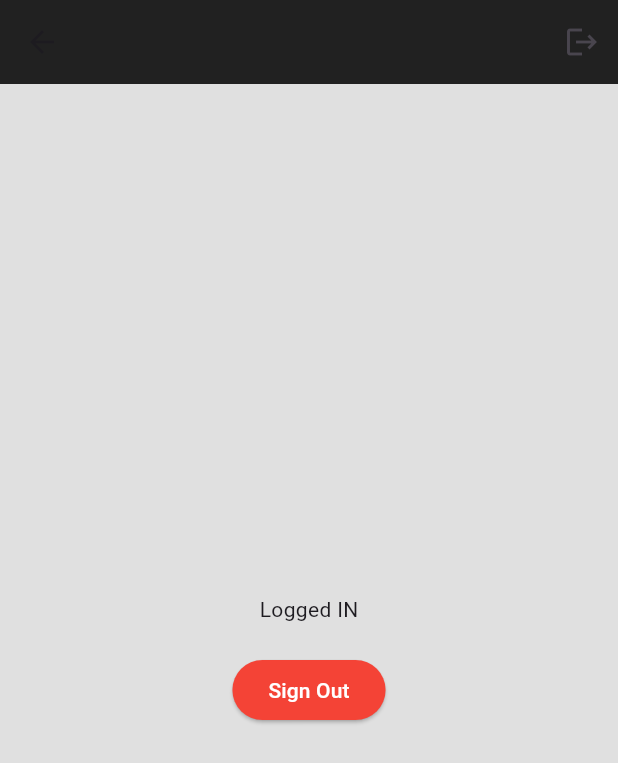
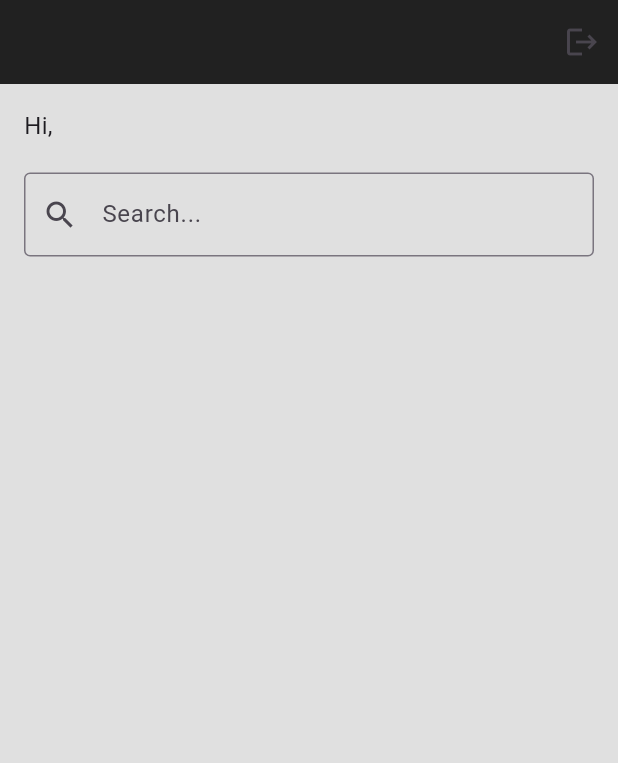
Before and after one commit to jennykim515/El-Pueblo-Del-Rio, a Flutter app: the AuthPage screen opened directly, after a tap on the "logout" icon, on a phone screen of 412 x 824 dp. Shown: the top 763 px of the screen. Run offline on Flutter 3.47's test engine with Material 3 defaults, Android fonts, the phone set to English and light mode, and no system bars; our stand-ins replace cloud_firestore, firebase_auth, firebase_core, shared_preferences; accounts and stored records are empty.

Commit message:
modify login/auth services to fit folder structure

```diff
--- /dev/null
+++ b/lib/controllers/firebaseAuthService.dart
@@ -0,0 +1,77 @@
+import 'package:firebase_auth/firebase_auth.dart';
+import 'package:cloud_firestore/cloud_firestore.dart';
+import '../models/user.dart';
+
+class FirebaseAuthService {
+  final FirebaseAuth _auth = FirebaseAuth.instance;
+  final FirebaseFirestore _firestore = FirebaseFirestore.instance;
+
+  // sign up method
+  Future<AppUser?> signUpWithEmailAndPassword(String email, String password, String name) async {
+    try {
+      UserCredential credential = await _auth.createUserWithEmailAndPassword(email: email, password: password);
+
+      // Create a user document in Firestore
+      await _firestore.collection('users').doc(credential.user!.uid).set({
+        'username': email, // You can use email as username or create one separately
+        'passwordHash': password, // WARNING: Storing passwords in plaintext is not recommended for production apps
+        'name': name,
+        'email': email,
+        'userType': 0, // Default user type (0: community member)
+        // Add other user information fields as needed
+      });
+
+      // Return an AppUser instance
+      return AppUser(
+        username: email,
+        passwordHash: password,
+        name: name,
+        email: email,
+        userType: 0,
+      );
+    } catch(e) {
+      print(e);
+      return null;
+    }
+  }
+
+  Future<AppUser?> fetchUserDetails() async {
+    try {
+      User? currentUser = FirebaseAuth.instance.currentUser;
+
+      if (currentUser != null) {
+        DocumentSnapshot<Map<String, dynamic>> userSnapshot = await FirebaseFirestore.instance
+            .collection('users')
+            .doc(currentUser.uid)
+            .get();
+
+        if (userSnapshot.exists) {
+          return AppUser.fromJson(userSnapshot.data()!);
+        } else {
+          // User document does not exist
+          print('User document does not exist');
+          return null;
+        }
+      } else {
+        // Current user is null
+        print('Current user is null');
+        return null;
+      }
+    } catch (e) {
+      // Error occurred while fetching user details
+      print('Error fetching user details: $e');
+      return null;
+    }
+  }
+
+
+  // sign in method
+  Future<AppUser?> signInWithEmailAndPassword(String email, String password) async {
+    try {
+      return fetchUserDetails();
+    } catch(e) {
+      print("Some error occurred");
+    }
+    return null;
+  }
+}
--- /dev/null
+++ b/lib/models/user.dart
@@ -0,0 +1,37 @@
+class AppUser {
+  String? username;
+  String? passwordHash;
+  String? name;
+  String? email;
+  int? userType; // 0: community member, 1: police officer
+
+  AppUser({
+    this.username,
+    this.passwordHash,
+    this.name,
+    this.email,
+    this.userType,
+  });
+
+  // Factory constructor to create a User instance from a map
+  factory AppUser.fromJson(Map<String, dynamic> json) {
+    return AppUser(
+      username: json['username'],
+      passwordHash: json['passwordHash'],
+      name: json['name'],
+      email: json['email'],
+      userType: json['userType'],
+    );
+  }
+
+  // Convert User object to a map
+  Map<String, dynamic> toJson() {
+    return {
+      'username': username,
+      'passwordHash': passwordHash,
+      'name': name,
+      'email': email,
+      'userType': userType,
+    };
+  }
+}
--- a/lib/views/authPage.dart
+++ b/lib/views/authPage.dart
@@ -3,10 +3,9 @@ import 'package:flutter/material.dart';
 
 import 'homePage.dart';
 import 'login.dart';
-//CODE AUGMENTED FROM MITCH KOKO @ github @mitchkoko
 
 class AuthPage extends StatelessWidget {
-  const AuthPage({super.key});
+  const AuthPage({Key? key});
 
   @override
   Widget build(BuildContext context) {
@@ -14,13 +13,16 @@ class AuthPage extends StatelessWidget {
       body: StreamBuilder<User?>(
         stream: FirebaseAuth.instance.authStateChanges(),
         builder: (context, snapshot) {
-          // user is logged in
-          if (snapshot.hasData) {
+          if (snapshot.connectionState == ConnectionState.waiting) {
+            // Loading state while checking authentication state
+            return Center(
+              child: CircularProgressIndicator(),
+            );
+          } else if (snapshot.hasData) {
+            // User is logged in
             return HomePage();
-          }
-
-          // user is NOT logged in
-          else {
+          } else {
+            // User is NOT logged in
             return LoginPage();
           }
         },
--- a/lib/views/homePage.dart
+++ b/lib/views/homePage.dart
@@ -1,20 +1,32 @@
+import 'package:flutter/material.dart';
+import 'package:pueblo_del_rio/controllers/firebaseAuthService.dart';
+import 'package:pueblo_del_rio/models/user.dart';
 import 'package:firebase_auth/firebase_auth.dart';
-import 'package:flutter/material.dart';
-import 'package:pueblo_del_rio/views/signOutButton.dart';// Import the SignOutButton widget if it's defined in a separate file
-// import 'path_to_your_sign_out_button_widget.dart';
+class HomePage extends StatefulWidget {
+  const HomePage({Key? key}) : super(key: key);
 
-//CODE AUGMENTED FROM MITCH KOKO @ github @mitchkoko
+  @override
+  _HomePageState createState() => _HomePageState();
+}
 
-class HomePage extends StatelessWidget {
-  HomePage({super.key});
+class _HomePageState extends State<HomePage> {
+  final _firebaseAuthService = FirebaseAuthService();
+  AppUser? user;
 
-  final user = FirebaseAuth.instance.currentUser!;
+  @override
+  void initState() {
+    super.initState();
+    _fetchUserDetails();
+  }
 
-  // sign user out method
+  Future<void> _fetchUserDetails() async {
+    user = await _firebaseAuthService.fetchUserDetails();
+    setState(() {}); // Update the UI with the fetched user details
+  }
+
   void signUserOut() {
     FirebaseAuth.instance.signOut();
   }
-
 
   @override
   Widget build(BuildContext context) {
@@ -29,16 +41,33 @@ class HomePage extends StatelessWidget {
           )
         ],
       ),
-      body: const Center(
+      body: Padding(
+        padding: const EdgeInsets.all(16.0),
         child: Column(
-          mainAxisAlignment: MainAxisAlignment.center, // Center the column
-          children: <Widget>[
-            Text("Logged IN"),
-            SizedBox(height: 20), // Provide some spacing between the text and the button
-            SignOutButton(), // Assuming SignOutButton is your custom sign-out button widget
+          crossAxisAlignment: CrossAxisAlignment.start,
+          children: [
+            user != null
+                ? Text(
+              'Hi, ${user!.name}',
+              style: TextStyle(fontSize: 16),
+            )
+                : SizedBox(), // If user is null, show an empty SizedBox
+            SizedBox(height: 20), // Add vertical spacing
+            _buildSearchBar(), // Add search bar widget
+            // Add any other widgets or functionalities you want to include on the home page
           ],
         ),
       ),
     );
   }
+
+  Widget _buildSearchBar() {
+    return TextField(
+      decoration: InputDecoration(
+        hintText: 'Search...',
+        prefixIcon: Icon(Icons.search),
+        border: OutlineInputBorder(),
+      ),
+    );
+  }
 }
```
Also changed, not shown: lib/main.dart (+5 -2 lines), lib/views/login.dart (+60 -98 lines), lib/views/register.dart (+41 -24 lines), pubspec.yaml (+4 -4 lines), pubspec.lock.
